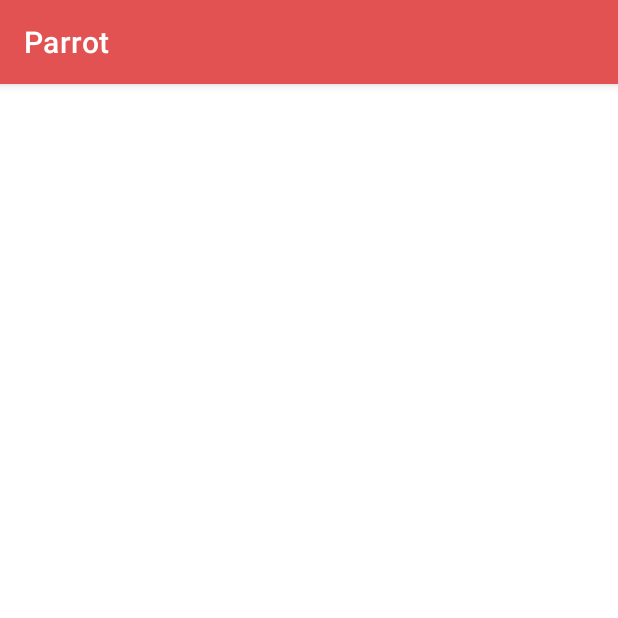
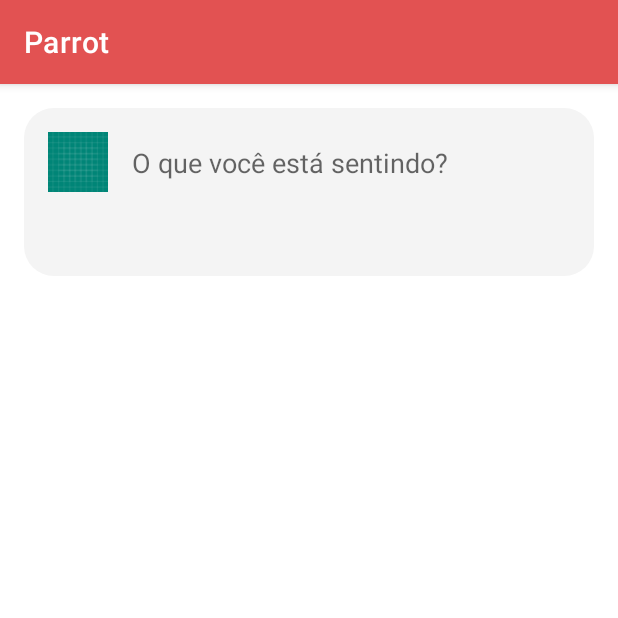
Before and after one commit to rebecaalbuquerque/android-parrot, an Android app: the PostsActivity screen opened directly, with no data from a screen before it, on a phone screen of 412 x 824 dp, the top half of it. Run offline under Robolectric (Android 15) with nearby library versions, the phone set to English and light mode, and no system bars; our stand-ins replace data binding.

```diff
--- a/app/src/main/AndroidManifest.xml
+++ b/app/src/main/AndroidManifest.xml
@@ -9,13 +9,16 @@
         android:allowBackup="true"
         android:icon="@mipmap/ic_launcher"
         android:label="@string/app_name"
+        android:name=".core.application.ParrotApplication"
         android:roundIcon="@mipmap/ic_launcher_round"
         android:supportsRtl="true"
         android:theme="@style/AppTheme"
         android:usesCleartextTraffic="true"
         tools:ignore="GoogleAppIndexingWarning">
-        <activity android:name=".app.post.activity.PostsActivity"></activity>
+        <activity android:name=".app.post.activity.PostsActivity"/>
+
         <activity android:name=".app.register.view.activity.RegisterActivity" />
+
         <activity android:name=".app.auth.view.activity.AuthActivity">
             <intent-filter>
                 <action android:name="android.intent.action.MAIN" />
@@ -23,6 +26,7 @@
                 <category android:name="android.intent.category.LAUNCHER" />
             </intent-filter>
         </activity>
+
     </application>
 
 </manifest>
--- a/app/src/main/java/com/albuquerque/parrot/app/auth/network/AuthAPI.kt
+++ b/app/src/main/java/com/albuquerque/parrot/app/auth/network/AuthAPI.kt
@@ -1,7 +1,7 @@
 package com.albuquerque.parrot.app.auth.network
 
 import com.albuquerque.parrot.app.auth.model.User
-import io.reactivex.Observable
+import retrofit2.Call
 import retrofit2.http.Field
 import retrofit2.http.FormUrlEncoded
 import retrofit2.http.POST
@@ -13,6 +13,6 @@ interface AuthAPI {
     fun login(
             @Field("email") email: String,
             @Field("password") password: String
-    ): Observable<User>
+    ): Call<User>
 
 }
--- a/app/src/main/java/com/albuquerque/parrot/core/network/BaseNetwork.kt
+++ b/app/src/main/java/com/albuquerque/parrot/core/network/BaseNetwork.kt
@@ -16,6 +16,8 @@ abstract class BaseNetwork {
     companion object {
         const val BASE_URL2 = "http://172.18.9.240:3010/"
         const val BASE_URL = "https://200.19.188.7:3010/"
+
+        const val HEADER_TOKEN = "token"
     }
 
     protected fun getRetrofitBuilder(baseUrl: String = BASE_URL2): Retrofit.Builder{
--- /dev/null
+++ b/app/src/main/res/drawable/shape_roudend_background.xml
@@ -0,0 +1,10 @@
+<?xml version="1.0" encoding="utf-8"?>
+<shape xmlns:android="http://schemas.android.com/apk/res/android"
+    android:shape="rectangle">
+    <solid android:color="#f4f4f4" />
+    <corners
+        android:bottomLeftRadius="20dp"
+        android:bottomRightRadius="20dp"
+        android:topLeftRadius="20dp"
+        android:topRightRadius="20dp" />
+</shape>
--- a/app/src/main/res/layout/activity_posts.xml
+++ b/app/src/main/res/layout/activity_posts.xml
@@ -1,9 +1,67 @@
 <?xml version="1.0" encoding="utf-8"?>
-<androidx.constraintlayout.widget.ConstraintLayout xmlns:android="http://schemas.android.com/apk/res/android"
-    xmlns:app="http://schemas.android.com/apk/res-auto"
-    xmlns:tools="http://schemas.android.com/tools"
-    android:layout_width="match_parent"
-    android:layout_height="match_parent"
-    tools:context=".app.post.activity.PostsActivity">
 
-</androidx.constraintlayout.widget.ConstraintLayout>
+<layout xmlns:app="http://schemas.android.com/apk/res-auto"
+    xmlns:tools="http://schemas.android.com/tools">
+
+    <data>
+
+        <variable
+            name="viewModel"
+            type="com.albuquerque.parrot.app.post.viewmodel.PostsViewModel" />
+
+    </data>
+
+    <androidx.constraintlayout.widget.ConstraintLayout xmlns:android="http://schemas.android.com/apk/res/android"
+        android:layout_width="match_parent"
+        android:layout_height="match_parent"
+        tools:context=".app.post.activity.PostsActivity">
+
+        <androidx.constraintlayout.widget.ConstraintLayout
+            android:layout_width="match_parent"
+            android:layout_height="wrap_content"
+            android:layout_marginStart="16dp"
+            android:layout_marginTop="16dp"
+            android:layout_marginEnd="16dp"
+            android:background="@drawable/shape_roudend_background"
+            app:layout_constraintEnd_toEndOf="parent"
+            app:layout_constraintStart_toStartOf="parent"
+            app:layout_constraintTop_toTopOf="parent">
+
+            <ImageView
+                android:id="@+id/userPhoto"
+                android:layout_width="40dp"
+                android:layout_height="40dp"
+                android:layout_marginStart="16dp"
+                android:layout_marginTop="16dp"
+                android:src="@drawable/ic_launcher_background"
+                app:imageUrl="@{viewModel.user.foto}"
+                app:placeholder="@{@drawable/ic_launcher_background}"
+                app:layout_constraintStart_toStartOf="parent"
+                app:layout_constraintTop_toTopOf="parent"
+                tools:ignore="ContentDescription" />
+
+            <EditText
+                android:id="@+id/editTextPost"
+                android:layout_width="0dp"
+                android:layout_height="80dp"
+                android:layout_marginStart="8dp"
+                android:layout_marginEnd="8dp"
+                android:layout_marginBottom="16dp"
+                android:layout_weight="1"
+                android:background="@android:color/transparent"
+                android:gravity="top"
+                android:hint="@string/hint_new_post"
+                android:inputType="textCapSentences|textMultiLine"
+                android:maxLength="200"
+                android:maxLines="4"
+                android:padding="8dp"
+                app:layout_constraintBottom_toBottomOf="parent"
+                app:layout_constraintEnd_toEndOf="parent"
+                app:layout_constraintStart_toEndOf="@+id/userPhoto"
+                app:layout_constraintTop_toTopOf="@+id/userPhoto" />
+
+        </androidx.constraintlayout.widget.ConstraintLayout>
+
+    </androidx.constraintlayout.widget.ConstraintLayout>
+
+</layout>
--- a/app/src/main/res/values/strings.xml
+++ b/app/src/main/res/values/strings.xml
@@ -8,4 +8,5 @@
     <string name="hint_login">Login</string>
     <string name="hint_error">Todos os campos devem estar preenchidos</string>
     <string name="label_sign_up">Ainda não tem conta?</string>
+    <string name="hint_new_post">O que você está sentindo?</string>
 </resources>
```
Also changed, not shown: app/build.gradle (+18 -1 lines), app/src/main/java/com/albuquerque/parrot/app/auth/business/AuthBusiness.kt (+22 -5 lines), app/src/main/java/com/albuquerque/parrot/app/auth/dao/UserDAO.kt (added, +21 -0 lines), app/src/main/java/com/albuquerque/parrot/app/auth/model/User.kt (+13 -0 lines), app/src/main/java/com/albuquerque/parrot/app/auth/network/AuthNetwork.kt (+20 -4 lines), app/src/main/java/com/albuquerque/parrot/app/auth/viewmodel/AuthViewModel.kt (+14 -9 lines), app/src/main/java/com/albuquerque/parrot/app/post/viewmodel/PostsViewModel.kt (+17 -1 lines), app/src/main/java/com/albuquerque/parrot/core/application/ParrotApplication.kt (added, +27 -0 lines), app/src/main/java/com/albuquerque/parrot/core/bindingAdapter/ImageViewBindingAdapter.kt (added, +19 -0 lines), app/src/main/java/com/albuquerque/parrot/core/database/AppDataBase.kt (added, +13 -0 lines), app/src/main/java/com/albuquerque/parrot/core/viewmodel/BaseViewModel.kt (added, +13 -0 lines).
